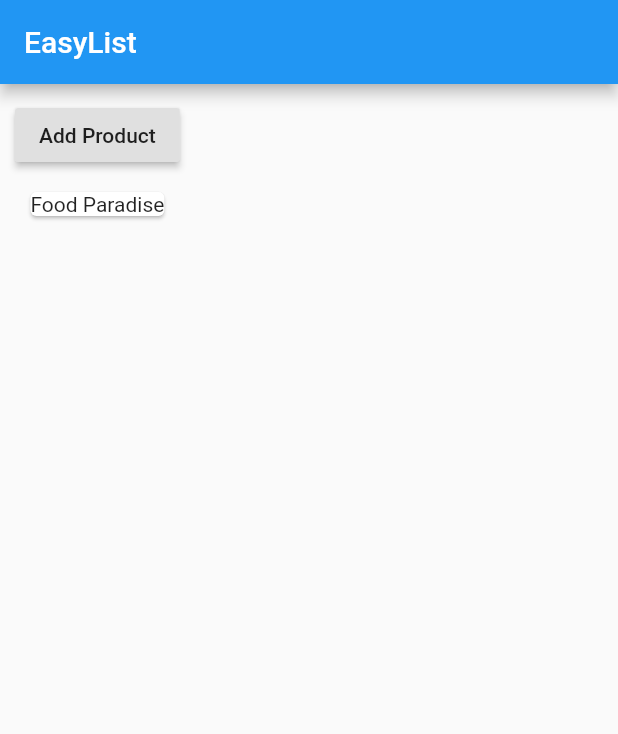
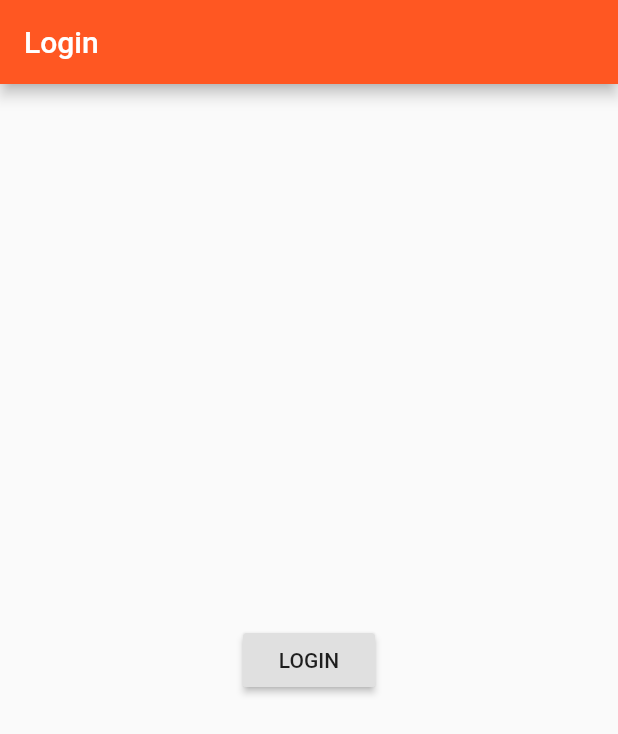
Before and after one commit to stefansidler1993/flutter_course, a Flutter app: the screen it shows after launch, on a phone screen of 412 x 824 dp. Shown: the top 734 px of the screen. Run offline on Flutter 3.47's test engine with Material 2 defaults, Android fonts, the phone set to English and light mode, and no system bars.

```diff
--- a/lib/main.dart
+++ b/lib/main.dart
@@ -1,6 +1,6 @@
 import 'package:flutter/material.dart';
 
-import './product_manager.dart';
+import './pages/auth.dart';
 
 void main() {
   runApp(MyApp());
@@ -10,12 +10,11 @@ class MyApp extends StatelessWidget {
   @override
   Widget build(BuildContext context) {
     return MaterialApp(
-      home: Scaffold(
-        appBar: AppBar(
-          title: Text('EasyList'),
-        ),
-        body: ProductManager('Food Tester'),
-      ),
+      theme: ThemeData(
+          brightness: Brightness.light,
+          primarySwatch: Colors.deepOrange,
+          accentColor: Colors.deepPurple),
+      home: AuthPage(),
     );
   }
 }
--- /dev/null
+++ b/lib/pages/auth.dart
@@ -0,0 +1,26 @@
+import 'package:flutter/material.dart';
+
+import './products.dart';
+
+class AuthPage extends StatelessWidget {
+  @override
+  Widget build(BuildContext context) {
+    // TODO: implement build
+    return Scaffold(
+      appBar: AppBar(
+        title: Text('Login'),
+      ),
+      body: Center(
+        child: RaisedButton(
+          child: Text('LOGIN'),
+          onPressed: () {
+            Navigator.pushReplacement(
+                context,
+                MaterialPageRoute(
+                    builder: (BuildContext context) => ProductsPage()));
+          },
+        ),
+      ),
+    );
+  }
+}
--- a/lib/product_control.dart
+++ b/lib/product_control.dart
@@ -11,7 +11,7 @@ class ProductControl extends StatelessWidget {
     // TODO: implement build
     return RaisedButton(
       onPressed: () {
-        addProduct('Sweets');
+        addProduct({'title': 'Chocolate', 'image': 'assets/images/food.jpg'});
       },
       child: Text('Add Product'),
     );
--- a/lib/product_manager.dart
+++ b/lib/product_manager.dart
@@ -3,9 +3,9 @@ import './products.dart';
 import 'product_control.dart';
 
 class ProductManager extends StatefulWidget {
-  final String startingProduct;
+  final Map<String, String> startingProduct;
 
-  ProductManager(this.startingProduct);
+  ProductManager({this.startingProduct});
 
   @override
   State<StatefulWidget> createState() {
@@ -15,12 +15,14 @@ class ProductManager extends StatefulWidget {
 }
 
 class _ProductManagerState extends State<ProductManager> {
-  List<String> _products = [];
+  List<Map<String, String>> _products = [];
 
   @override
   void initState() {
     super.initState();
-    _products.add(widget.startingProduct);
+    if (widget.startingProduct != null) {
+      _products.add(widget.startingProduct);
+    }
   }
 
   @override
@@ -29,7 +31,7 @@ class _ProductManagerState extends State<ProductManager> {
     super.didUpdateWidget(oldWidget);
   }
 
-  void _addProduct(String product) {
+  void _addProduct(Map<String, String> product) {
     setState(() {
       _products.add(product);
     });
@@ -41,7 +43,16 @@ class _ProductManagerState extends State<ProductManager> {
     return Column(children: <Widget>[
       Container(
           margin: EdgeInsets.all(10.0), child: ProductControl(_addProduct)),
-      Products(_products)
+      Expanded(
+        child: Products(_products, deleteProduct: _deleteProduct),
+      )
     ]);
   }
+
+  void _deleteProduct(int index){
+    setState(() {
+      _products.removeAt(index);
+    });
+  }
+
 }
```
Also changed, not shown: lib/pages/product.dart (added, +39 -0 lines), lib/pages/products.dart (added, +35 -0 lines), lib/pages/products_admin.dart (added, +16 -0 lines), lib/products.dart (+52 -16 lines).
